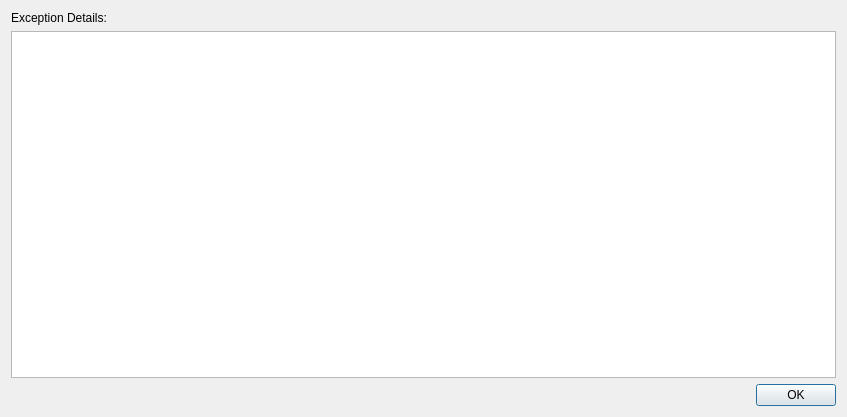
Old version of the form pdfedit/ui/ExceptionDlg.ui in the repository match41/sumpdf.
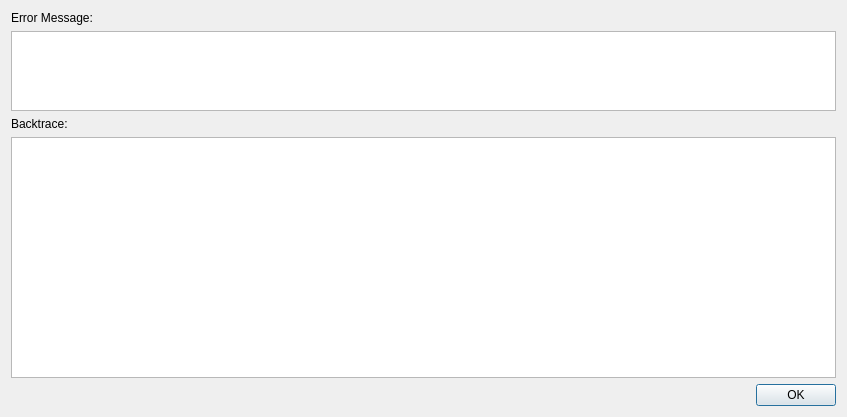
New version of the form.

Commit message: separated exception error message and backtrace

```diff
--- a/pdfedit/ui/ExceptionDlg.ui
+++ b/pdfedit/ui/ExceptionDlg.ui
@@ -17,12 +17,41 @@
    <item>
     <widget class="QLabel" name="label">
      <property name="text">
-      <string>Exception Details:</string>
+      <string>Error Message:</string>
      </property>
     </widget>
    </item>
    <item>
     <widget class="QPlainTextEdit" name="m_msg_edit">
+     <property name="sizePolicy">
+      <sizepolicy hsizetype="Expanding" vsizetype="Expanding">
+       <horstretch>0</horstretch>
+       <verstretch>1</verstretch>
+      </sizepolicy>
+     </property>
+     <property name="font">
+      <font>
+       <family>Helvetica</family>
+       <pointsize>14</pointsize>
+      </font>
+     </property>
+    </widget>
+   </item>
+   <item>
+    <widget class="QLabel" name="label_2">
+     <property name="text">
+      <string>Backtrace:</string>
+     </property>
+    </widget>
+   </item>
+   <item>
+    <widget class="QPlainTextEdit" name="m_bt_edit">
+     <property name="sizePolicy">
+      <sizepolicy hsizetype="Expanding" vsizetype="Expanding">
+       <horstretch>0</horstretch>
+       <verstretch>3</verstretch>
+      </sizepolicy>
+     </property>
      <property name="font">
       <font>
        <family>Inconsolata</family>
```
The commit also changes 13 other files.
